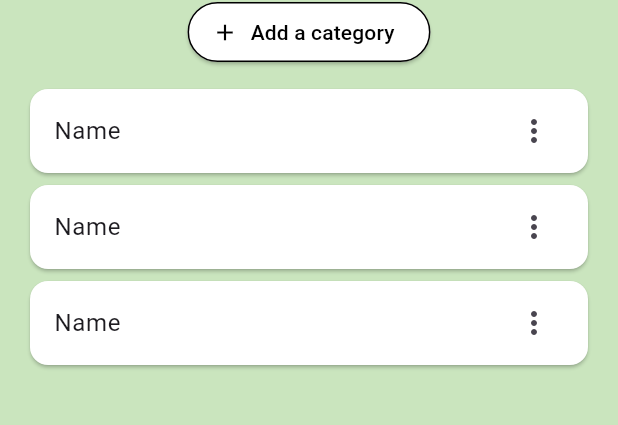
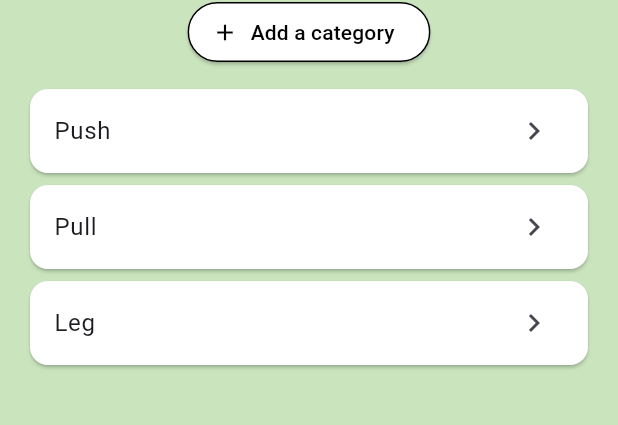
Before and after one commit to remybms/sportin-app, a Flutter app: the ChooseCategoryPopup widget shown alone on an empty page, opened directly, on a phone screen of 412 x 824 dp. Shown: the part 181-606 px from the top of the screen. Run offline on Flutter 3.47's test engine with Material 3 defaults, Android fonts, the phone set to English and light mode, and no system bars; our stand-ins replace table_calendar.

Commit message:
:sparkles: modified categories

```diff
--- a/lib/popups/choose_categorie.dart
+++ b/lib/popups/choose_categorie.dart
@@ -1,10 +1,24 @@
 import 'package:flutter/material.dart';
+import 'choose_exercice.dart';
 
 const Color vertMix = Color(0x99A7D992);
 
 class ChooseCategoryPopup extends StatelessWidget {
+  void _openChooseExercisePopup(BuildContext context, String categoryName) {
+    showModalBottomSheet(
+      context: context,
+      isScrollControlled: true,
+      shape: RoundedRectangleBorder(
+        borderRadius: BorderRadius.vertical(top: Radius.circular(20)),
+      ),
+      builder: (context) => ChooseExercisePopup(categoryName: categoryName),
+    );
+  }
+
   @override
   Widget build(BuildContext context) {
+    final List<String> categories = ["Push", "Pull", "Leg"];
+
     return Container(
       height: MediaQuery.of(context).size.height * 0.6,
       decoration: BoxDecoration(
@@ -43,17 +57,18 @@ class ChooseCategoryPopup extends StatelessWidget {
           ),
           SizedBox(height: 10),
           Expanded(
-            child: ListView(
-              children: List.generate(
-                3,
-                (index) => Card(
+            child: ListView.builder(
+              itemCount: categories.length,
+              itemBuilder: (context, index) {
+                return Card(
                   color: Colors.white,
                   child: ListTile(
-                    title: Text("Name"),
-                    trailing: Icon(Icons.more_vert),
+                    title: Text(categories[index]),
+                    trailing: Icon(Icons.chevron_right),
+                    onTap: () => _openChooseExercisePopup(context, categories[index]),
                   ),
-                ),
-              ),
+                );
+              },
             ),
           ),
         ],
```
